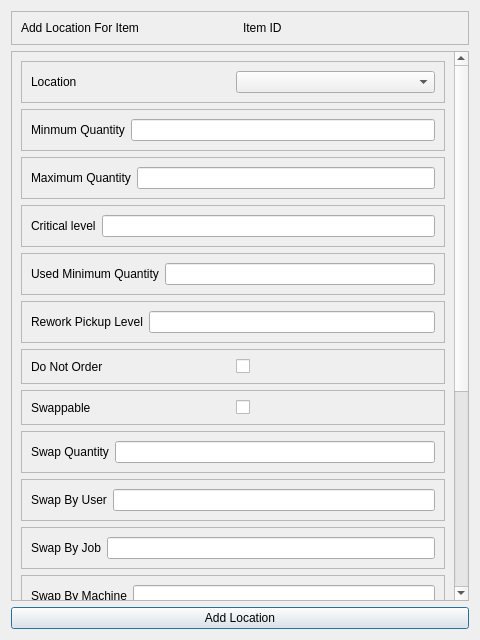
SaiSawant1/EliteBridgeAdmin, file elitebridge_ui_file/itemlocationwindow.ui: the form before one commit.
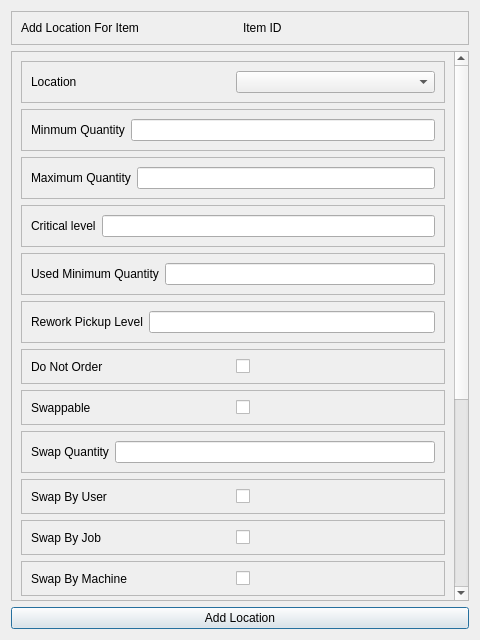
The form after the commit.

Patch:
```diff
--- a/elitebridge_ui_file/itemlocationwindow.ui
+++ b/elitebridge_ui_file/itemlocationwindow.ui
@@ -49,9 +49,9 @@
       <property name="geometry">
        <rect>
         <x>0</x>
-        <y>-515</y>
+        <y>-447</y>
         <width>439</width>
-        <height>1080</height>
+        <height>1056</height>
        </rect>
       </property>
       <layout class="QVBoxLayout" name="verticalLayout_2">
@@ -278,7 +278,11 @@
            </widget>
           </item>
           <item>
-           <widget class="QLineEdit" name="SwapByUser"/>
+           <widget class="QCheckBox" name="SwapByUser">
+            <property name="text">
+             <string/>
+            </property>
+           </widget>
           </item>
          </layout>
         </widget>
@@ -300,7 +304,11 @@
            </widget>
           </item>
           <item>
-           <widget class="QLineEdit" name="SwapByUser_2"/>
+           <widget class="QCheckBox" name="SwapByUser_2">
+            <property name="text">
+             <string/>
+            </property>
+           </widget>
           </item>
          </layout>
         </widget>
@@ -322,7 +330,11 @@
            </widget>
           </item>
           <item>
-           <widget class="QLineEdit" name="SwapByMachine"/>
+           <widget class="QCheckBox" name="SwapByMachine">
+            <property name="text">
+             <string/>
+            </property>
+           </widget>
           </item>
          </layout>
         </widget>
```
